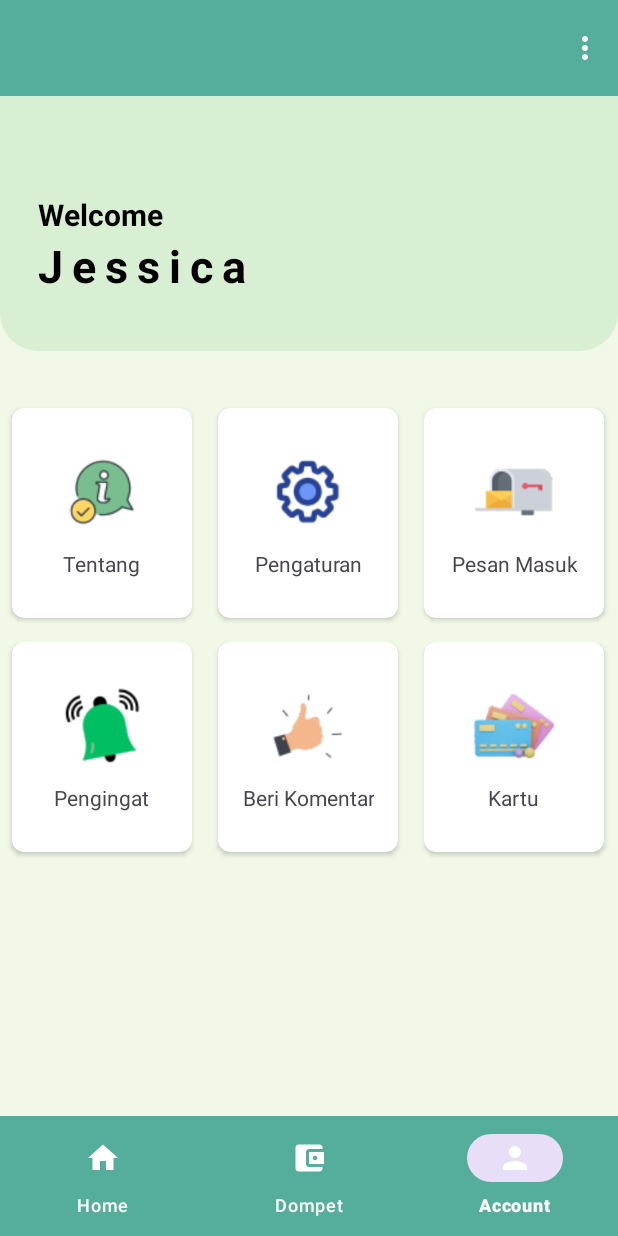
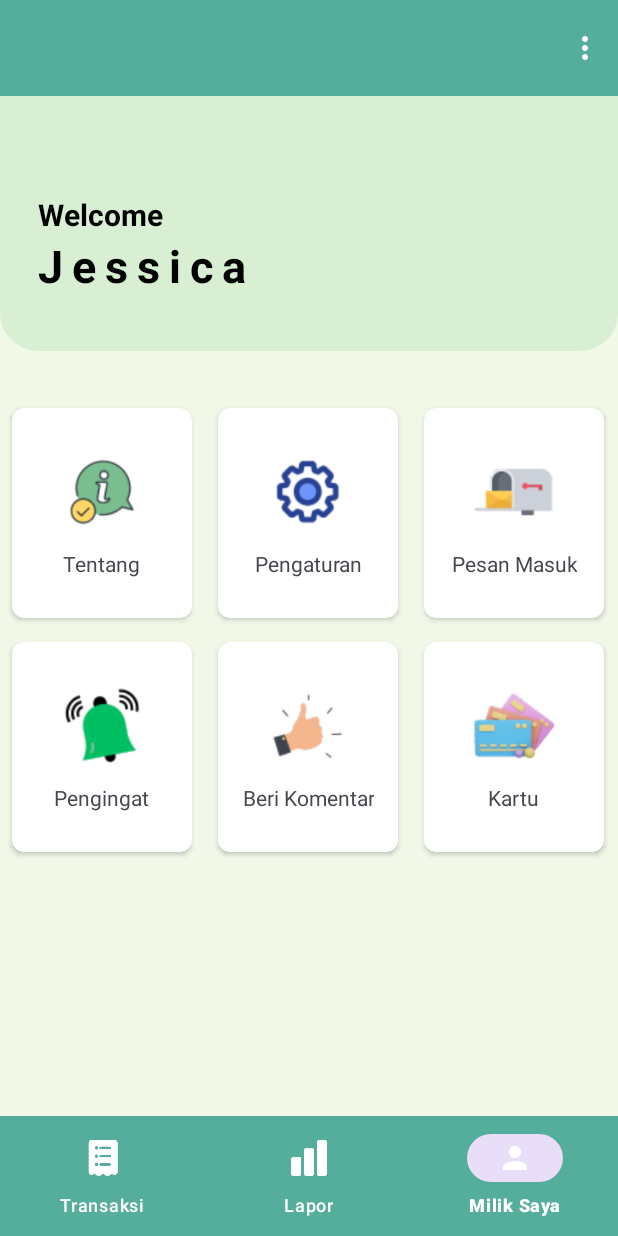
Before and after one commit to jessicaandryani/UTS_MOBILE, an Android app: the MainActivity screen opened directly, with no data from a screen before it, item 3 of the bottom bar chosen, on a phone screen of 412 x 824 dp. Run offline under Robolectric (Android 15) with nearby library versions, the light colour scheme and no system bars.

Commit message:
add perubahan navbar bottom

```diff
--- a/app/src/main/res/drawable/baseline_account_balance_wallet_24.xml
+++ /dev/null
@@ -1,5 +0,0 @@
-<vector xmlns:android="http://schemas.android.com/apk/res/android" android:height="24dp" android:tint="#FFFFFF" android:viewportHeight="24" android:viewportWidth="24" android:width="24dp">
-
-    <path android:fillColor="@android:color/white" android:pathData="M21,18v1c0,1.1 -0.9,2 -2,2L5,21c-1.11,0 -2,-0.9 -2,-2L3,5c0,-1.1 0.89,-2 2,-2h14c1.1,0 2,0.9 2,2v1h-9c-1.11,0 -2,0.9 -2,2v8c0,1.1 0.89,2 2,2h9zM12,16h10L22,8L12,8v8zM16,13.5c-0.83,0 -1.5,-0.67 -1.5,-1.5s0.67,-1.5 1.5,-1.5 1.5,0.67 1.5,1.5 -0.67,1.5 -1.5,1.5z"/>
-
-</vector>
--- a/app/src/main/res/drawable/ic_baseline_home_32.xml
+++ /dev/null
@@ -1,5 +0,0 @@
-<vector android:height="32dp" android:tint="?attr/colorControlNormal"
-    android:viewportHeight="24" android:viewportWidth="24"
-    android:width="32dp" xmlns:android="http://schemas.android.com/apk/res/android">
-    <path android:fillColor="@android:color/white" android:pathData="M10,20v-6h4v6h5v-8h3L12,3 2,12h3v8z"/>
-</vector>
--- a/app/src/main/res/menu/navigation_menu.xml
+++ b/app/src/main/res/menu/navigation_menu.xml
@@ -3,14 +3,14 @@
 
     <item
         android:id="@+id/navigation_home"
-        android:icon="@drawable/ic_baseline_home_32"
-        android:title="Home" />
+        android:icon="@drawable/transaksi"
+        android:title="Transaksi" />
     <item
         android:id="@+id/navigation_dompet"
-        android:icon="@drawable/baseline_account_balance_wallet_24"
-        android:title="Dompet" />
+        android:icon="@drawable/lapor"
+        android:title="Lapor" />
     <item
         android:id="@+id/navigation_account"
         android:icon="@drawable/ic_baseline_person_24"
-        android:title="Account" />
+        android:title="Milik Saya" />
 </menu>
```
Also changed, not shown: app/src/main/res/drawable/lapor.png (added), app/src/main/res/drawable/notifikasi.png (added), app/src/main/res/drawable/transaksi.png (added).
